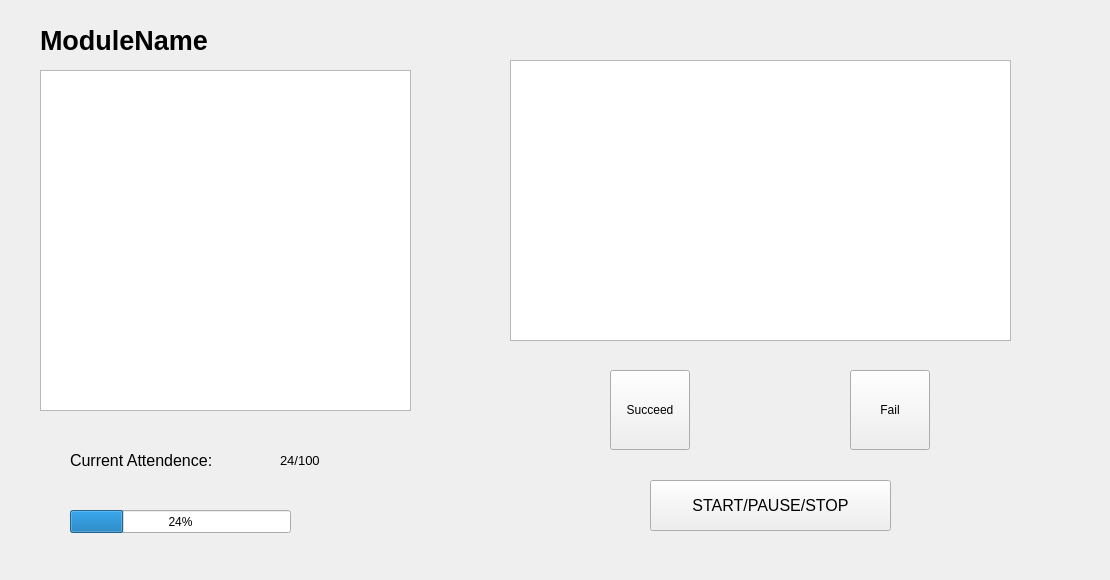
doddodod/GRP17, file resources/UI_resources/recording_totalframe.ui: the form before one commit.
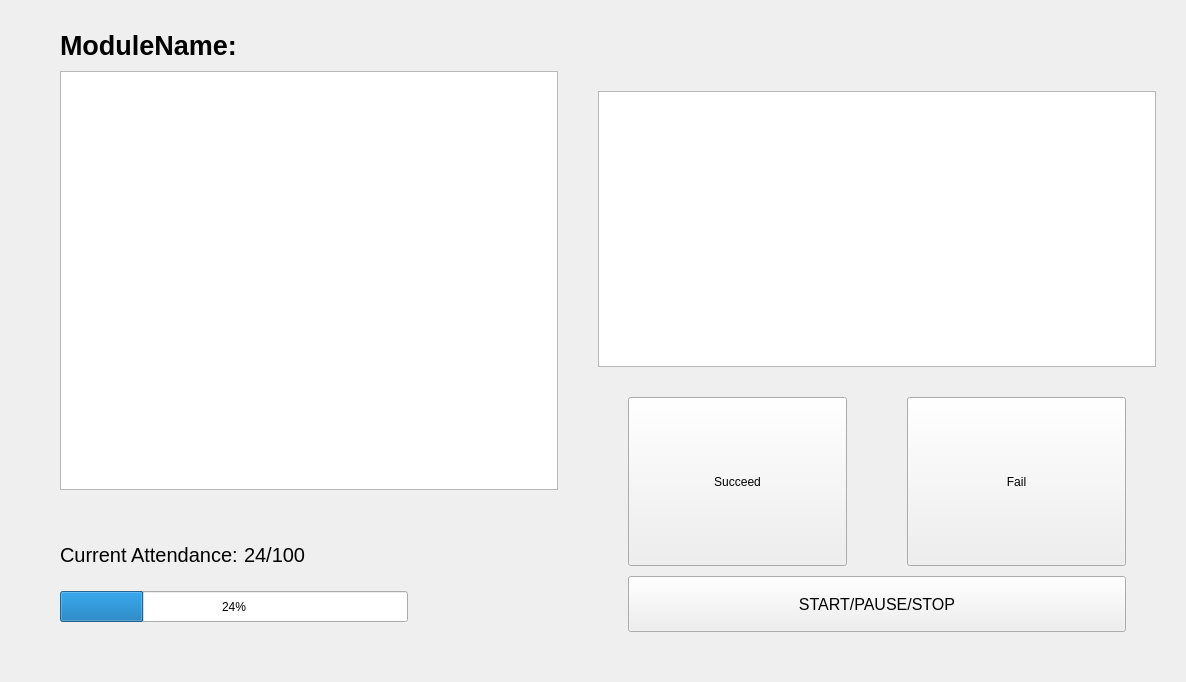
The form after the commit.

What changed in the file:
```diff
--- a/resources/UI_resources/recording_totalframe.ui
+++ b/resources/UI_resources/recording_totalframe.ui
@@ -6,168 +6,306 @@
    <rect>
     <x>0</x>
     <y>0</y>
-    <width>1110</width>
-    <height>580</height>
+    <width>1186</width>
+    <height>682</height>
    </rect>
   </property>
   <property name="windowTitle">
    <string>Frame</string>
   </property>
-  <widget class="QWidget" name="widget" native="true">
-   <property name="geometry">
-    <rect>
-     <x>470</x>
-     <y>10</y>
-     <width>581</width>
-     <height>531</height>
-    </rect>
+  <layout class="QGridLayout" name="gridLayout_2">
+   <property name="leftMargin">
+    <number>30</number>
    </property>
-   <widget class="QTextBrowser" name="textBrowser">
-    <property name="geometry">
-     <rect>
-      <x>40</x>
-      <y>50</y>
-      <width>501</width>
-      <height>281</height>
-     </rect>
-    </property>
-   </widget>
-   <widget class="QPushButton" name="pushButton">
-    <property name="geometry">
-     <rect>
-      <x>180</x>
-      <y>470</y>
-      <width>241</width>
-      <height>51</height>
-     </rect>
-    </property>
-    <property name="font">
-     <font>
-      <pointsize>12</pointsize>
-     </font>
-    </property>
-    <property name="text">
-     <string>START/PAUSE/STOP</string>
-    </property>
-   </widget>
-   <widget class="QToolButton" name="toolButton">
-    <property name="geometry">
-     <rect>
-      <x>140</x>
-      <y>360</y>
-      <width>80</width>
-      <height>80</height>
-     </rect>
-    </property>
-    <property name="text">
-     <string>Succeed</string>
-    </property>
-   </widget>
-   <widget class="QToolButton" name="toolButton_2">
-    <property name="geometry">
-     <rect>
-      <x>380</x>
-      <y>360</y>
-      <width>80</width>
-      <height>80</height>
-     </rect>
-    </property>
-    <property name="text">
-     <string>Fail</string>
-    </property>
-   </widget>
-  </widget>
-  <widget class="QGraphicsView" name="graphicsView">
-   <property name="geometry">
-    <rect>
-     <x>40</x>
-     <y>70</y>
-     <width>371</width>
-     <height>341</height>
-    </rect>
+   <property name="topMargin">
+    <number>30</number>
    </property>
-  </widget>
-  <widget class="QLabel" name="label">
-   <property name="geometry">
-    <rect>
-     <x>40</x>
-     <y>10</y>
-     <width>201</width>
-     <height>61</height>
-    </rect>
+   <property name="rightMargin">
+    <number>30</number>
    </property>
-   <property name="font">
-    <font>
-     <pointsize>20</pointsize>
-     <weight>75</weight>
-     <bold>true</bold>
-    </font>
+   <property name="bottomMargin">
+    <number>30</number>
    </property>
-   <property name="text">
-    <string>ModuleName</string>
-   </property>
-  </widget>
-  <widget class="QWidget" name="widget_2" native="true">
-   <property name="geometry">
-    <rect>
-     <x>40</x>
-     <y>420</y>
-     <width>371</width>
-     <height>121</height>
-    </rect>
-   </property>
-   <widget class="QProgressBar" name="progressBar">
-    <property name="geometry">
-     <rect>
-      <x>30</x>
-      <y>90</y>
-      <width>221</width>
-      <height>23</height>
-     </rect>
-    </property>
-    <property name="value">
-     <number>24</number>
-    </property>
-   </widget>
-   <widget class="QLabel" name="label_2">
-    <property name="geometry">
-     <rect>
-      <x>30</x>
-      <y>20</y>
-      <width>191</width>
-      <height>41</height>
-     </rect>
-    </property>
-    <property name="font">
-     <font>
-      <pointsize>12</pointsize>
-      <weight>50</weight>
-      <bold>false</bold>
-     </font>
-    </property>
-    <property name="text">
-     <string>Current Attendence: </string>
-    </property>
-   </widget>
-   <widget class="QLabel" name="label_3">
-    <property name="geometry">
-     <rect>
-      <x>240</x>
-      <y>20</y>
-      <width>101</width>
-      <height>41</height>
-     </rect>
-    </property>
-    <property name="font">
-     <font>
-      <pointsize>10</pointsize>
-     </font>
-    </property>
-    <property name="text">
-     <string>24/100</string>
-    </property>
-   </widget>
-  </widget>
+   <item row="0" column="0">
+    <layout class="QHBoxLayout" name="horizontalLayout" stretch="1,1">
+     <property name="spacing">
+      <number>10</number>
+     </property>
+     <item>
+      <layout class="QVBoxLayout" name="verticalLayout_3" stretch="4,1">
+       <item>
+        <layout class="QVBoxLayout" name="verticalLayout">
+         <property name="leftMargin">
+          <number>30</number>
+         </property>
+         <property name="topMargin">
+          <number>0</number>
+         </property>
+         <property name="rightMargin">
+          <number>30</number>
+         </property>
+         <property name="bottomMargin">
+          <number>30</number>
+         </property>
+         <item>
+          <widget class="QLabel" name="frameName_TBS">
+           <property name="sizePolicy">
+            <sizepolicy hsizetype="Fixed" vsizetype="Fixed">
+             <horstretch>0</horstretch>
+             <verstretch>0</verstretch>
+            </sizepolicy>
+           </property>
+           <property name="maximumSize">
+            <size>
+             <width>16777215</width>
+             <height>80</height>
+            </size>
+           </property>
+           <property name="font">
+            <font>
+             <pointsize>20</pointsize>
+             <weight>75</weight>
+             <bold>true</bold>
+            </font>
+           </property>
+           <property name="text">
+            <string>ModuleName:</string>
+           </property>
+           <property name="margin">
+            <number>10</number>
+           </property>
+          </widget>
+         </item>
+         <item>
+          <widget class="QGraphicsView" name="faceRecog_graphicsView"/>
+         </item>
+        </layout>
+       </item>
+       <item>
+        <widget class="QWidget" name="widget_2" native="true">
+         <layout class="QGridLayout" name="gridLayout">
+          <property name="leftMargin">
+           <number>30</number>
+          </property>
+          <property name="rightMargin">
+           <number>180</number>
+          </property>
+          <property name="bottomMargin">
+           <number>30</number>
+          </property>
+          <property name="verticalSpacing">
+           <number>20</number>
+          </property>
+          <item row="0" column="0">
+           <layout class="QHBoxLayout" name="horizontalLayout_3">
+            <item>
+             <widget class="QLabel" name="label_2">
+              <property name="sizePolicy">
+               <sizepolicy hsizetype="Fixed" vsizetype="Expanding">
+                <horstretch>0</horstretch>
+                <verstretch>0</verstretch>
+               </sizepolicy>
+              </property>
+              <property name="font">
+               <font>
+                <pointsize>15</pointsize>
+                <weight>50</weight>
+                <bold>false</bold>
+               </font>
+              </property>
+              <property name="text">
+               <string>Current Attendance: </string>
+              </property>
+             </widget>
+            </item>
+            <item>
+             <widget class="QLabel" name="attendceRatio_label">
+              <property name="sizePolicy">
+               <sizepolicy hsizetype="Expanding" vsizetype="Fixed">
+                <horstretch>0</horstretch>
+                <verstretch>0</verstretch>
+               </sizepolicy>
+              </property>
+              <property name="font">
+               <font>
+                <pointsize>15</pointsize>
+               </font>
+              </property>
+              <property name="text">
+               <string>24/100</string>
+              </property>
+             </widget>
+            </item>
+           </layout>
+          </item>
+          <item row="1" column="0">
+           <widget class="QProgressBar" name="attendance_progressBar">
+            <property name="sizePolicy">
+             <sizepolicy hsizetype="Expanding" vsizetype="Expanding">
+              <horstretch>0</horstretch>
+              <verstretch>0</verstretch>
+             </sizepolicy>
+            </property>
+            <property name="maximumSize">
+             <size>
+              <width>800</width>
+              <height>40</height>
+             </size>
+            </property>
+            <property name="value">
+             <number>24</number>
+            </property>
+           </widget>
+          </item>
+         </layout>
+        </widget>
+       </item>
+      </layout>
+     </item>
+     <item>
+      <layout class="QVBoxLayout" name="verticalLayout_2" stretch="1,1">
+       <property name="topMargin">
+        <number>61</number>
+       </property>
+       <item>
+        <widget class="QTextBrowser" name="studentInfo_textBrowser"/>
+       </item>
+       <item>
+        <widget class="QWidget" name="widget_4" native="true">
+         <property name="sizePolicy">
+          <sizepolicy hsizetype="Expanding" vsizetype="Expanding">
+           <horstretch>0</horstretch>
+           <verstretch>0</verstretch>
+          </sizepolicy>
+         </property>
+         <layout class="QGridLayout" name="gridLayout_3">
+          <property name="leftMargin">
+           <number>30</number>
+          </property>
+          <property name="topMargin">
+           <number>20</number>
+          </property>
+          <property name="rightMargin">
+           <number>30</number>
+          </property>
+          <property name="bottomMargin">
+           <number>20</number>
+          </property>
+          <item row="0" column="0">
+           <layout class="QVBoxLayout" name="verticalLayout_4" stretch="3,1">
+            <property name="spacing">
+             <number>10</number>
+            </property>
+            <item>
+             <layout class="QHBoxLayout" name="horizontalLayout_2">
+              <item>
+               <widget class="QToolButton" name="toolButton">
+                <property name="sizePolicy">
+                 <sizepolicy hsizetype="MinimumExpanding" vsizetype="MinimumExpanding">
+                  <horstretch>0</horstretch>
+                  <verstretch>0</verstretch>
+                 </sizepolicy>
+                </property>
+                <property name="minimumSize">
+                 <size>
+                  <width>120</width>
+                  <height>120</height>
+                 </size>
+                </property>
+                <property name="maximumSize">
+                 <size>
+                  <width>300</width>
+                  <height>300</height>
+                 </size>
+                </property>
+                <property name="text">
+                 <string>Succeed</string>
+                </property>
+               </widget>
+              </item>
+              <item>
+               <spacer name="horizontalSpacer">
+                <property name="orientation">
+                 <enum>Qt::Horizontal</enum>
+                </property>
+                <property name="sizeType">
+                 <enum>QSizePolicy::Fixed</enum>
+                </property>
+                <property name="sizeHint" stdset="0">
+                 <size>
+                  <width>50</width>
+                  <height>20</height>
+                 </size>
+                </property>
+               </spacer>
+              </item>
+              <item>
+               <widget class="QToolButton" name="toolButton_2">
+                <property name="sizePolicy">
+                 <sizepolicy hsizetype="MinimumExpanding" vsizetype="MinimumExpanding">
+                  <horstretch>0</horstretch>
+                  <verstretch>0</verstretch>
+                 </sizepolicy>
+                </property>
+                <property name="minimumSize">
+                 <size>
+                  <width>120</width>
+                  <height>120</height>
+                 </size>
+                </property>
+                <property name="maximumSize">
+                 <size>
+                  <width>300</width>
+                  <height>300</height>
+                 </size>
+                </property>
+                <property name="text">
+                 <string>Fail</string>
+                </property>
+               </widget>
+              </item>
+             </layout>
+            </item>
+            <item>
+             <widget class="QPushButton" name="pushButton">
+              <property name="sizePolicy">
+               <sizepolicy hsizetype="Minimum" vsizetype="MinimumExpanding">
+                <horstretch>0</horstretch>
+                <verstretch>0</verstretch>
+               </sizepolicy>
+              </property>
+              <property name="minimumSize">
+               <size>
+                <width>0</width>
+                <height>50</height>
+               </size>
+              </property>
+              <property name="maximumSize">
+               <size>
+                <width>16777215</width>
+                <height>80</height>
+               </size>
+              </property>
+              <property name="font">
+               <font>
+                <pointsize>12</pointsize>
+               </font>
+              </property>
+              <property name="text">
+               <string>START/PAUSE/STOP</string>
+              </property>
+             </widget>
+            </item>
+           </layout>
+          </item>
+         </layout>
+        </widget>
+       </item>
+      </layout>
+     </item>
+    </layout>
+   </item>
+  </layout>
  </widget>
  <resources/>
  <connections/>
```
Left out of the diff: 19 changed lines with no effect on the pictures.
